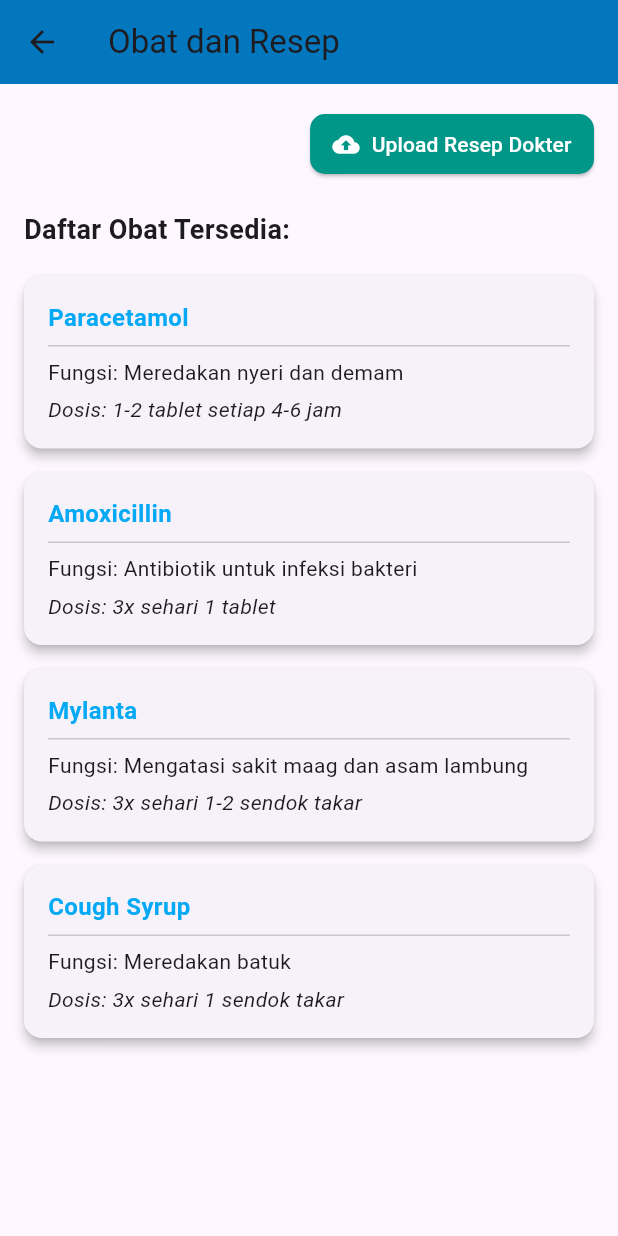
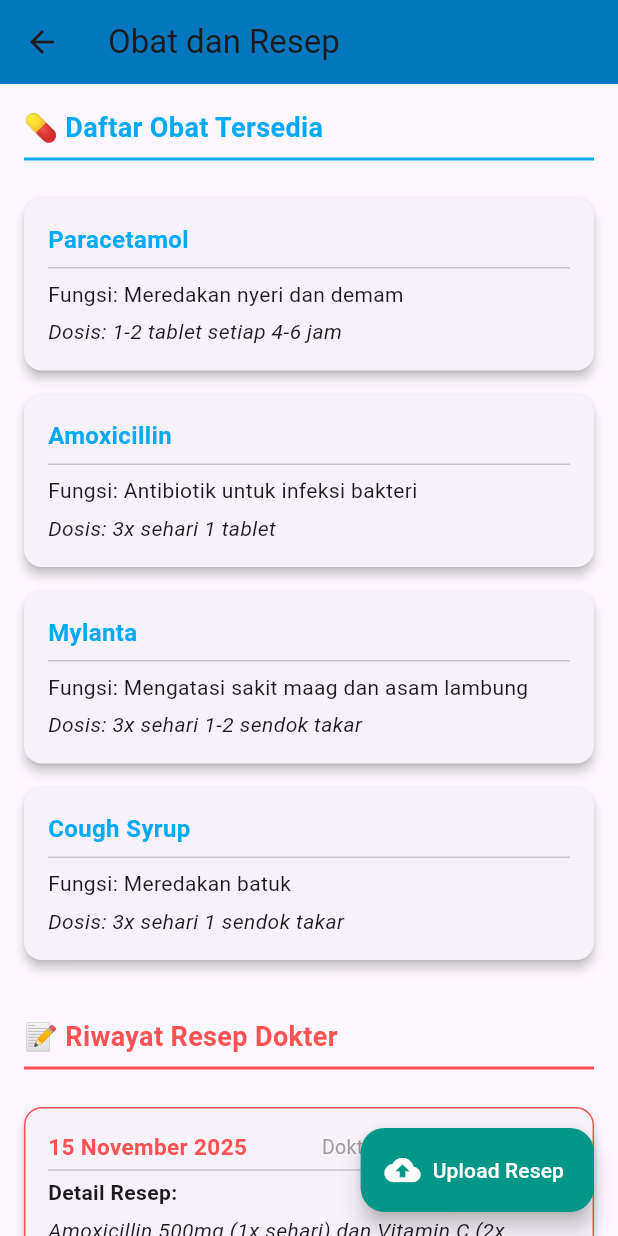
Before and after one commit to narumiya1/epuskesmas, a Flutter app: the ObatResepView screen opened by its route, on a phone screen of 412 x 824 dp. Run offline on Flutter 3.47's test engine with Material 3 defaults, Android fonts, the phone set to English and light mode, and no system bars; our stand-ins replace get.

Commit message:
resep - profil

```diff
--- a/lib/app/modules/home/controllers/home_controller.dart
+++ b/lib/app/modules/home/controllers/home_controller.dart
@@ -8,7 +8,7 @@ class HomeController extends GetxController {
     MenuModel(
       title: 'Jadwal Dokter',
       description: '',
-      icon: Icons.medical_information, // Placeholder icon
+      icon: Icons.person_3, // Placeholder icon
       color: Colors.yellow.shade100,
       route: '/konsultasi',
     ),
@@ -22,7 +22,7 @@ class HomeController extends GetxController {
     MenuModel(
       title: 'Obat dan Resep',
       description: '',
-      icon: Icons.medical_services_outlined, // Placeholder icon
+      icon: Icons.medical_information, // Placeholder icon
       color: Colors.lightBlue.shade100,
       route: '/obat-resep',
     ),
@@ -32,6 +32,20 @@ class HomeController extends GetxController {
       icon: Icons.history_toggle_off, // Placeholder icon
       color: Colors.blue.shade100,
       route: '/riwayat-medis',
+    ),
+    MenuModel(
+      title: 'Rawat Inap',
+      description: '',
+      icon: Icons.local_hospital, // Placeholder icon
+      color: Colors.blue.shade100,
+      route: '/rawat-inap',
+    ),
+    MenuModel(
+      title: 'Profil Pegawai',
+      description: '',
+      icon: Icons.person_3_outlined, // Placeholder icon
+      color: Color.fromARGB(255, 210, 109, 235),
+      route: '/profil-pegawai',
     ),
     MenuModel(
       title: 'Edukasi Kesehatan',
@@ -47,20 +61,6 @@ class HomeController extends GetxController {
       color: Colors.red.shade100,
       route: '/kontak-darurat',
     ),
-    MenuModel(
-      title: 'Rawat Inap',
-      description: '',
-      icon: Icons.local_hospital_outlined, // Placeholder icon
-      color: Colors.red.shade100,
-      route: '/rawat-inap',
-    ),
-    MenuModel(
-      title: 'Profil Pegawai',
-      description: '',
-      icon: Icons.local_hospital_outlined, // Placeholder icon
-      color: Colors.red.shade100,
-      route: '/profil-pegawai',
-    ),
   ];
 
   // Fungsi navigasi yang akan dipanggil saat kartu diklik
--- a/lib/app/modules/home/views/home_view.dart
+++ b/lib/app/modules/home/views/home_view.dart
@@ -62,7 +62,7 @@ class HomeView extends GetView<HomeController> {
                   crossAxisSpacing: 16.0,
                   mainAxisSpacing: 16.0,
                   childAspectRatio:
-                      0.9, // Rasio aspek untuk membuat kartu lebih tinggi
+                      0.99, // Rasio aspek untuk membuat kartu lebih tinggi
                 ),
                 itemCount: controller.menuList.length,
                 itemBuilder: (context, index) {
--- a/lib/app/modules/obat_resep/controllers/obat_resep_controller.dart
+++ b/lib/app/modules/obat_resep/controllers/obat_resep_controller.dart
@@ -1,20 +1,25 @@
 // lib/app/modules/obat_resep/obat_resep_controller.dart
 import 'package:epuskesmas/models/obat.dart';
+import 'package:epuskesmas/models/resep.dart';
 import 'package:get/get.dart';
-import 'package:flutter/material.dart'; // Untuk Get.defaultDialog
+import 'package:flutter/material.dart';
+import 'package:intl/intl.dart'; // Untuk DateFormat di View
 
 class ObatResepController extends GetxController {
   final RxList<Obat> listObat = <Obat>[].obs;
+  final RxList<Resep> listResep = <Resep>[].obs; // <<< LIST BARU UNTUK RESEP
 
   @override
   void onInit() {
     super.onInit();
     loadDummyObatData();
+    loadDummyResepData(); // <<< LOAD DATA RESEP
   }
 
   void loadDummyObatData() {
     final dummyData = [
       Obat(
+          nama: 'Ari',
           id: 'O001',
           namaObat: 'Paracetamol',
           fungsi: 'Meredakan nyeri dan demam',
@@ -22,20 +27,52 @@ class ObatResepController extends GetxController {
       Obat(
           id: 'O002',
           namaObat: 'Amoxicillin',
+          nama: 'Andi',
           fungsi: 'Antibiotik untuk infeksi bakteri',
           dosis: '3x sehari 1 tablet'),
       Obat(
+          nama: 'Fatma',
           id: 'O003',
           namaObat: 'Mylanta',
           fungsi: 'Mengatasi sakit maag dan asam lambung',
           dosis: '3x sehari 1-2 sendok takar'),
       Obat(
+          nama: 'Sri',
           id: 'O004',
           namaObat: 'Cough Syrup',
           fungsi: 'Meredakan batuk',
           dosis: '3x sehari 1 sendok takar'),
     ];
     listObat.assignAll(dummyData);
+  }
+
+  void loadDummyResepData() {
+    final dummyData = [
+      Resep(
+        nama: 'Sri',
+        id: 'RSP001',
+        namaDokter: 'Dr. Ahmad Budiman',
+        tanggalResep: DateTime(2025, 11, 15),
+        detailResep: 'Amoxicillin 500mg (1x sehari) dan Vitamin C (2x sehari)',
+      ),
+      Resep(
+        nama: 'Fatma',
+        id: 'RSP002',
+        namaDokter: 'Dr. Rina Sari',
+        tanggalResep: DateTime(2025, 10, 28),
+        detailResep: 'Paracetamol (Jika demam) dan Oralit (Untuk diare)',
+      ),
+      Resep(
+        nama: 'Ari',
+        id: 'RSP003',
+        namaDokter: 'Dr. Bima Sakti',
+        tanggalResep: DateTime(2025, 09, 10),
+        detailResep: 'Obat Batuk Syrup dan Imunomodulator',
+      ),
+    ];
+    listResep.assignAll(dummyData);
+    listResep.sort((a, b) =>
+        b.tanggalResep.compareTo(a.tanggalResep)); // Urutkan dari terbaru
   }
 
   void uploadResepDokter() {
@@ -45,8 +82,7 @@ class ObatResepController extends GetxController {
         children: [
           Text("Fungsi upload resep akan diimplementasikan di sini."),
           SizedBox(height: 10),
-          // Tambahkan widget untuk memilih gambar/file di sini
-          Icon(Icons.upload_file, size: 50, color: Colors.blue),
+          Icon(Icons.upload_file, size: 50, color: Colors.teal),
         ],
       ),
       textConfirm: "OK",
--- a/lib/app/modules/obat_resep/views/obat_resep_view.dart
+++ b/lib/app/modules/obat_resep/views/obat_resep_view.dart
@@ -1,8 +1,10 @@
 // lib/app/modules/obat_resep/obat_resep_view.dart
+import 'package:epuskesmas/models/obat.dart';
+import 'package:epuskesmas/models/resep.dart';
 import 'package:flutter/material.dart';
 import 'package:get/get.dart';
+import 'package:intl/intl.dart'; // Untuk memformat tanggal
 import '../controllers/obat_resep_controller.dart';
-import 'package:epuskesmas/models/obat.dart';
 
 class ObatResepView extends GetView<ObatResepController> {
   const ObatResepView({Key? key}) : super(key: key);
@@ -13,47 +15,86 @@ class ObatResepView extends GetView<ObatResepController> {
       appBar: AppBar(
         title: const Text('Obat dan Resep'),
         backgroundColor: Colors.lightBlue.shade800,
+        // Tombol Upload Resep diletakkan di action AppBar agar selalu terlihat
+        // actions: [
+        //   Padding(
+        //     padding: const EdgeInsets.only(right: 16.0),
+        //     child: ElevatedButton.icon(
+        //       onPressed: () => controller.uploadResepDokter(),
+        //       icon: const Icon(Icons.cloud_upload, size: 18),
+        //       label: const Text('Upload Resep', style: TextStyle(fontSize: 13)),
+        //       style: ElevatedButton.styleFrom(
+        //         backgroundColor: Colors.teal,
+        //         foregroundColor: Colors.white,
+        //         shape: RoundedRectangleBorder(
+        //             borderRadius: BorderRadius.circular(8)),
+        //       ),
+        //     ),
+        //   ),
+        // ],
       ),
-      body: Padding(
+      floatingActionButton: FloatingActionButton.extended(
+        onPressed: () => controller.uploadResepDokter(),
+        icon: const Icon(Icons.cloud_upload),
+        label: const Text('Upload Resep'),
+        backgroundColor: Colors.teal, // Warna yang menonjol
+        foregroundColor: Colors.white,
+      ),
+      body: SingleChildScrollView(
         padding: const EdgeInsets.all(16.0),
         child: Column(
           crossAxisAlignment: CrossAxisAlignment.start,
           children: [
-            Align(
-              alignment: Alignment.centerRight,
-              child: ElevatedButton.icon(
-                onPressed: () => controller.uploadResepDokter(),
-                icon: const Icon(Icons.cloud_upload),
-                label: const Text('Upload Resep Dokter'),
-                style: ElevatedButton.styleFrom(
-                    backgroundColor: Colors.teal,
-                    foregroundColor: Colors.white,
-                    shape: RoundedRectangleBorder(
-                        borderRadius: BorderRadius.circular(10)),
-                    padding: const EdgeInsets.symmetric(
-                        horizontal: 15, vertical: 10)),
+            // =========================================================
+            // BAGIAN 1: DAFTAR OBAT TERSEDIA
+            // =========================================================
+            const Text(
+              "💊 Daftar Obat Tersedia",
+              style: TextStyle(
+                  fontSize: 18,
+                  fontWeight: FontWeight.bold,
+                  color: Colors.lightBlue),
             ),
-            ),
-            const SizedBox(height: 20),
-            const Text(
-              "Daftar Obat Tersedia:",
-              style: TextStyle(fontSize: 18, fontWeight: FontWeight.bold),
-            ),
+            const Divider(thickness: 2, color: Colors.lightBlue),
             const SizedBox(height: 10),
-            Expanded(
-              child: Obx(() {
+            Obx(() {
               if (controller.listObat.isEmpty) {
                 return const Center(child: Text("Tidak ada data obat."));
               }
-                return ListView.builder(
-                  itemCount: controller.listObat.length,
-                  itemBuilder: (context, index) {
-                    final obat = controller.listObat[index];
-                    return _buildObatCard(obat);
-                  },
+              // Menggunakan Column/ListView.builder agar data obat ditampilkan berurutan
+              return Column(
+                children: controller.listObat
+                    .map((obat) => _buildObatCard(obat))
+                    .toList(),
               );
             }),
+            const SizedBox(height: 30),
+
+            // =========================================================
+            // BAGIAN 2: RIWAYAT RESEP DOKTER
+            // =========================================================
+            const Text(
+              "📝 Riwayat Resep Dokter",
+              style: TextStyle(
+                  fontSize: 18,
+                  fontWeight: FontWeight.bold,
+                  color: Colors.redAccent),
             ),
+            const Divider(thickness: 2, color: Colors.redAccent),
+            const SizedBox(height: 10),
+            Obx(() {
+              if (controller.listResep.isEmpty) {
+                return const Center(
+                    child: Text("Tidak ada riwayat resep dokter."));
+              }
+              // Menggunakan Column/ListView.builder agar data resep ditampilkan berurutan
+              return Column(
+                children: controller.listResep
+                    .map((resep) => _buildResepCard(resep))
+                    .toList(),
+              );
+            }),
+            const SizedBox(height: 20),
           ],
         ),
       ),
@@ -91,4 +132,54 @@ class ObatResepView extends GetView<ObatResepController> {
       ),
     );
   }
+
+  Widget _buildResepCard(Resep resep) {
+    return Card(
+      elevation: 3,
+      margin: const EdgeInsets.symmetric(vertical: 8.0),
+      shape: RoundedRectangleBorder(
+        borderRadius: BorderRadius.circular(12),
+        side: const BorderSide(
+            color: Colors.redAccent, width: 1), // Border untuk penekanan
+      ),
+      child: Padding(
+        padding: const EdgeInsets.all(16.0),
+        child: Column(
+          crossAxisAlignment: CrossAxisAlignment.start,
+          children: [
+            Row(
+              mainAxisAlignment: MainAxisAlignment.spaceBetween,
+              children: [
+                Text(
+                  DateFormat('dd MMMM yyyy', 'id').format(resep.tanggalResep),
+                  style: const TextStyle(
+                      fontSize: 15,
+                      fontWeight: FontWeight.bold,
+                      color: Colors.redAccent),
+                ),
+                Text(
+                  "Dokter: ${resep.namaDokter}",
+                  style: const TextStyle(fontSize: 13, color: Colors.grey),
+                ),
+              ],
+            ),
+            const Divider(height: 10, thickness: 1),
+            const Text(
+              "Detail Resep:",
+              style: TextStyle(fontSize: 14, fontWeight: FontWeight.w600),
+            ),
+            const SizedBox(height: 5),
+            Text(
+              resep.detailResep,
+              style: const TextStyle(fontSize: 14, fontStyle: FontStyle.italic),
+            ),
+            Text(
+              'Nama: ${resep.nama}',
+              style: const TextStyle(fontSize: 14, fontWeight: FontWeight.bold),
+            ),
+          ],
+        ),
+      ),
+    );
   }
+}
--- a/lib/models/obat.dart
+++ b/lib/models/obat.dart
@@ -3,6 +3,7 @@ class Obat {
   final String id;
   final String namaObat;
   final String fungsi;
+  final String nama;
   final String dosis; // Contoh: "1x sehari setelah makan"
 
   Obat({
@@ -10,5 +11,6 @@ class Obat {
     required this.namaObat,
     required this.fungsi,
     required this.dosis,
+    required this.nama,
   });
 }
--- /dev/null
+++ b/lib/models/resep.dart
@@ -0,0 +1,16 @@
+// lib/app/data/models/resep_model.dart
+class Resep {
+  final String id;
+  final String namaDokter;
+  final DateTime tanggalResep;
+  final String detailResep; // Isi resep atau daftar obat
+  final String nama;
+
+  Resep({
+    required this.id,
+    required this.namaDokter,
+    required this.tanggalResep,
+    required this.detailResep,
+    required this.nama,
+  });
+}
```
Also changed, not shown: lib/app/modules/profil_pegawai/controllers/profil_pegawai_controller.dart (+24 -14 lines), lib/app/modules/rawat_inap/controllers/rawat_inap_controller.dart (+10 -22 lines). Lines whose indentation alone changed are shown as unchanged.
